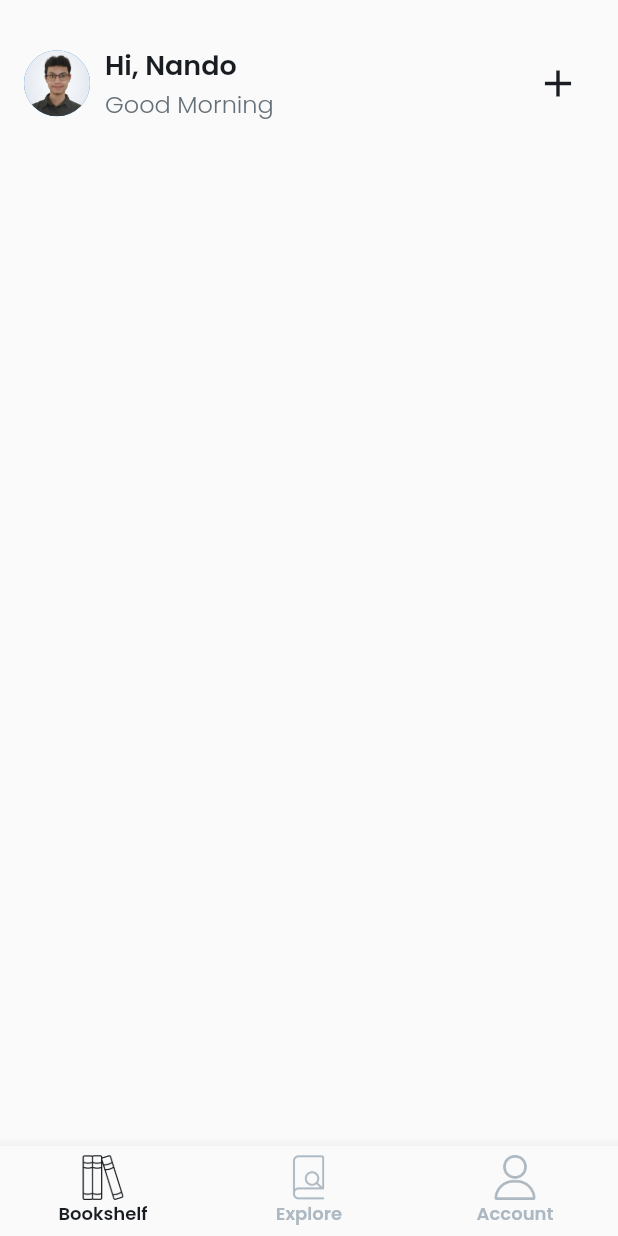
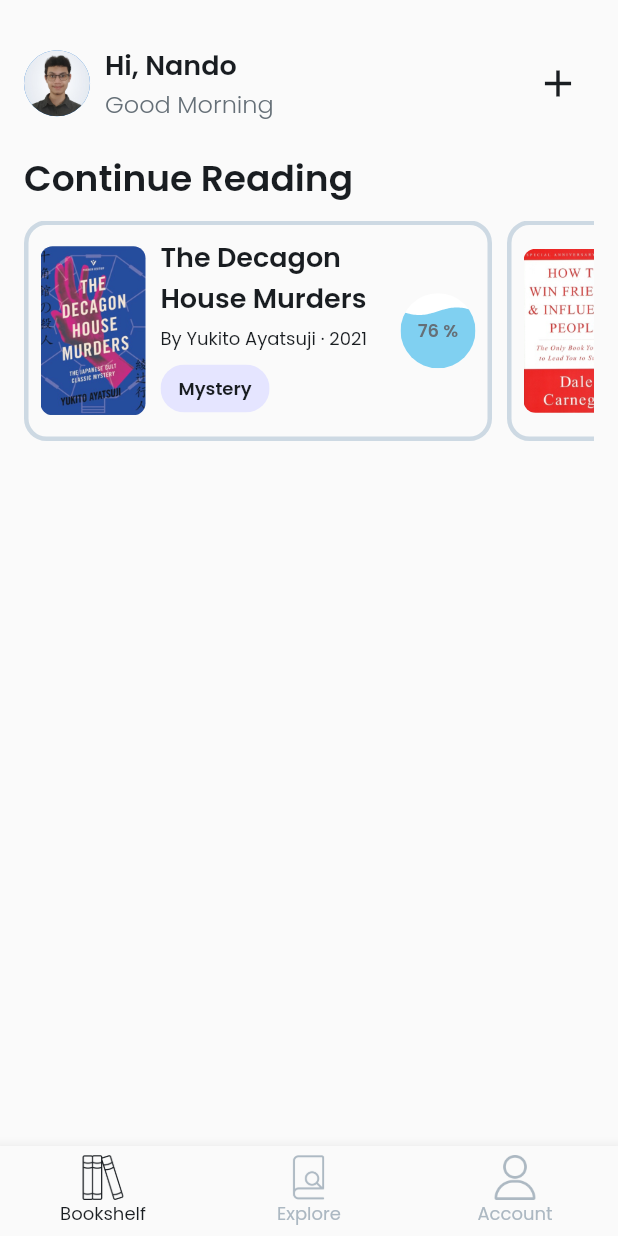
Before and after one commit to fernandoptr/flutter-bookshelf-app, a Flutter app: the screen it shows after launch, on a phone screen of 412 x 824 dp. Run offline on Flutter 3.47's test engine with Material 2 defaults, Android fonts, the light colour scheme and no system bars; our stand-ins replace google_fonts, liquid_progress_indicator_ns.

Commit message:
created continue reading section

```diff
--- a/lib/components/reading_list.dart
+++ b/lib/components/continue_reading.dart
@@ -1,8 +1,9 @@
+import 'package:bookshelf_app/components/reading_scroll_view.dart';
 import 'package:bookshelf_app/components/user_header.dart';
 import 'package:flutter/material.dart';
 
-class ReadingList extends StatelessWidget {
-  const ReadingList({Key? key}) : super(key: key);
+class ContinueReading extends StatelessWidget {
+  const ContinueReading({Key? key}) : super(key: key);
 
   @override
   Widget build(BuildContext context) {
@@ -20,8 +21,13 @@ class ReadingList extends StatelessWidget {
             greet: "Good Morning",
             imageProvider: AssetImage('assets/images/profile-pic.jpg'),
           ),
-          const SizedBox(height: 16),
-          Container(),
+          const SizedBox(height: 20),
+          Text(
+            "Continue Reading",
+            style: Theme.of(context).textTheme.headline2,
+          ),
+          const SizedBox(height: 10),
+          ReadingScrollView(),
         ],
       ),
     );
--- /dev/null
+++ b/lib/components/reading_scroll_view.dart
@@ -0,0 +1,148 @@
+import 'package:bookshelf_app/theme.dart';
+import 'package:flutter/material.dart';
+import 'package:liquid_progress_indicator_ns/liquid_progress_indicator.dart';
+
+class ReadingScrollView extends StatelessWidget {
+  const ReadingScrollView({Key? key}) : super(key: key);
+
+  @override
+  Widget build(BuildContext context) {
+    return SingleChildScrollView(
+      physics:
+          const BouncingScrollPhysics(parent: AlwaysScrollableScrollPhysics()),
+      scrollDirection: Axis.horizontal,
+      child: Row(
+        children: const [
+          ProgressBookCard(
+            bookTitle: "The Decagon House Murders",
+            bookMeta: "By Yukito Ayatsuji · 2021",
+            bookCover: 'assets/images/decagon-book.png',
+            chipCategory: "Mystery",
+            chipColor: BookShelfTheme.accentLavender,
+            progressValue: 0.76,
+          ),
+          SizedBox(width: 10),
+          ProgressBookCard(
+            bookTitle: "How to Win Friends and Influence People",
+            bookMeta: "By Dale Carnegie · 1998",
+            bookCover: 'assets/images/influence-book.png',
+            chipCategory: "Self-Help",
+            chipColor: BookShelfTheme.accentMistyRose,
+            progressValue: 0.42,
+          ),
+          SizedBox(width: 10),
+          ProgressBookCard(
+            bookTitle: "The Subtle Art of Not Giving a F*ck",
+            bookMeta: "By Mark Manson · 2016 ",
+            bookCover: 'assets/images/subtle-book.png',
+            chipCategory: "Non-Fiction",
+            chipColor: BookShelfTheme.accentAliceBlue,
+            progressValue: 0.81,
+          ),
+        ],
+      ),
+    );
+  }
+}
+
+class ProgressBookCard extends StatelessWidget {
+  final String bookTitle;
+  final String bookMeta;
+  final String bookCover;
+  final String chipCategory;
+  final Color chipColor;
+  final double progressValue;
+
+  const ProgressBookCard(
+      {Key? key,
+      required this.bookTitle,
+      required this.bookMeta,
+      required this.bookCover,
+      required this.chipCategory,
+      required this.chipColor,
+      required this.progressValue})
+      : super(key: key);
+
+  @override
+  Widget build(BuildContext context) {
+    return Container(
+      padding: const EdgeInsets.all(8),
+      decoration: BoxDecoration(
+        border: Border.all(
+          width: 3,
+          color: BookShelfTheme.ink04,
+        ),
+        borderRadius: BorderRadius.circular(15),
+      ),
+      child: Row(
+        mainAxisAlignment: MainAxisAlignment.spaceBetween,
+        children: [
+          Row(
+            children: [
+              ClipRRect(
+                borderRadius: BorderRadius.circular(8),
+                child: Image.asset(
+                  bookCover,
+                  width: 70,
+                ),
+              ),
+              const SizedBox(width: 10),
+              // ignore: sized_box_for_whitespace
+              Container(
+                width: 160,
+                child: Column(
+                  crossAxisAlignment: CrossAxisAlignment.start,
+                  children: [
+                    Text(
+                      bookTitle,
+                      style: Theme.of(context).textTheme.headline4,
+                      maxLines: 2,
+                      softWrap: false,
+                      overflow: TextOverflow.ellipsis,
+                    ),
+                    const SizedBox(height: 5),
+                    Text(
+                      bookMeta,
+                      style: Theme.of(context).textTheme.bodyText2,
+                      maxLines: 2,
+                      softWrap: false,
+                      overflow: TextOverflow.ellipsis,
+                    ),
+                    Chip(
+                      label: Text(
+                        chipCategory,
+                        style: Theme.of(context).textTheme.caption,
+                      ),
+                      backgroundColor: chipColor,
+                    ),
+                  ],
+                ),
+              ),
+            ],
+          ),
+          // ignore: sized_box_for_whitespace
+          Container(
+            width: 50,
+            height: 50,
+            child: LiquidCircularProgressIndicator(
+              value: progressValue,
+              valueColor:
+                  const AlwaysStoppedAnimation(BookShelfTheme.blueDolphin),
+              backgroundColor: Colors.white,
+              borderColor: Colors.transparent,
+              borderWidth: 5.0,
+              direction: Axis.vertical,
+              center: Text(
+                "${(progressValue * 100).toStringAsFixed(0)} %",
+                style: Theme.of(context)
+                    .textTheme
+                    .caption!
+                    .copyWith(color: BookShelfTheme.ink02),
+              ),
+            ),
+          ),
+        ],
+      ),
+    );
+  }
+}
--- a/lib/screens/bookshelf_screen.dart
+++ b/lib/screens/bookshelf_screen.dart
@@ -1,4 +1,4 @@
-import 'package:bookshelf_app/components/reading_list.dart';
+import 'package:bookshelf_app/components/continue_reading.dart';
 import 'package:flutter/material.dart';
 
 class BookshelfScreen extends StatelessWidget {
@@ -10,10 +10,8 @@ class BookshelfScreen extends StatelessWidget {
       body: ListView(
         scrollDirection: Axis.vertical,
         children: const [
-          ReadingList(),
-          SizedBox(
-            width: 16,
-          )
+          ContinueReading(),
+          SizedBox(height: 16),
         ],
       ),
     );
--- a/lib/screens/explore_screen.dart
+++ b/lib/screens/explore_screen.dart
@@ -1,4 +1,5 @@
 import 'package:flutter/material.dart';
+import 'package:liquid_progress_indicator_ns/liquid_progress_indicator.dart';
 
 class ExploreScreen extends StatelessWidget {
   const ExploreScreen({Key? key}) : super(key: key);
--- a/lib/theme.dart
+++ b/lib/theme.dart
@@ -6,6 +6,7 @@ class BookShelfTheme {
   static const Color ink02 = Color(0xFF656f77);
   static const Color ink03 = Color(0xFFACB8C2);
   static const Color ink04 = Color(0xFFcdd9e3);
+  static const Color blueDolphin = Color(0xFF80D0F1);
   static const Color accentPalePurple = Color(0xFFF2E5FF);
   static const Color accentMistyRose = Color(0xFFFFE5E5);
   static const Color accentLinen = Color(0xFFFFF2E5);
@@ -25,27 +26,27 @@ class BookShelfTheme {
     ),
     bodyText2: GoogleFonts.poppins(
       fontSize: 12.0,
-      fontWeight: FontWeight.w600,
+      fontWeight: FontWeight.w400,
       color: ink01,
     ),
     caption: GoogleFonts.poppins(
-      fontSize: 10.0,
+      fontSize: 12.0,
       fontWeight: FontWeight.w600,
       color: ink01,
     ),
     headline1: GoogleFonts.poppins(
       fontSize: 32.0,
-      fontWeight: FontWeight.bold,
+      fontWeight: FontWeight.w600,
       color: ink01,
     ),
     headline2: GoogleFonts.poppins(
       fontSize: 24.0,
-      fontWeight: FontWeight.w700,
+      fontWeight: FontWeight.w600,
       color: ink01,
     ),
     headline3: GoogleFonts.poppins(
       fontSize: 20.0,
-      fontWeight: FontWeight.w700,
+      fontWeight: FontWeight.w600,
       color: ink01,
     ),
     headline4: GoogleFonts.poppins(
--- a/pubspec.yaml
+++ b/pubspec.yaml
@@ -34,6 +34,7 @@ dependencies:
   # Use with the CupertinoIcons class for iOS style icons.
   cupertino_icons: ^1.0.2
   google_fonts: ^2.1.0
+  liquid_progress_indicator_ns: ^1.0.0
 
 dev_dependencies:
   flutter_test:
```
Also changed, not shown: assets/images/alchemist-book.jpg (deleted), assets/images/alchemist-book.png (added), assets/images/atomic-book.jpg (deleted), assets/images/atomic-book.png (added), assets/images/decagon-book.jpg (deleted), assets/images/decagon-book.png (added), assets/images/influence-book.jpg (deleted), assets/images/influence-book.png (added), assets/images/sapiens-book.jpg (deleted), assets/images/sapiens-book.png (added), assets/images/slow-book.jpg (deleted), assets/images/slow-book.png (added), assets/images/sublte-book.jpg (deleted), assets/images/subtle-book.png (added), 1 more files.
